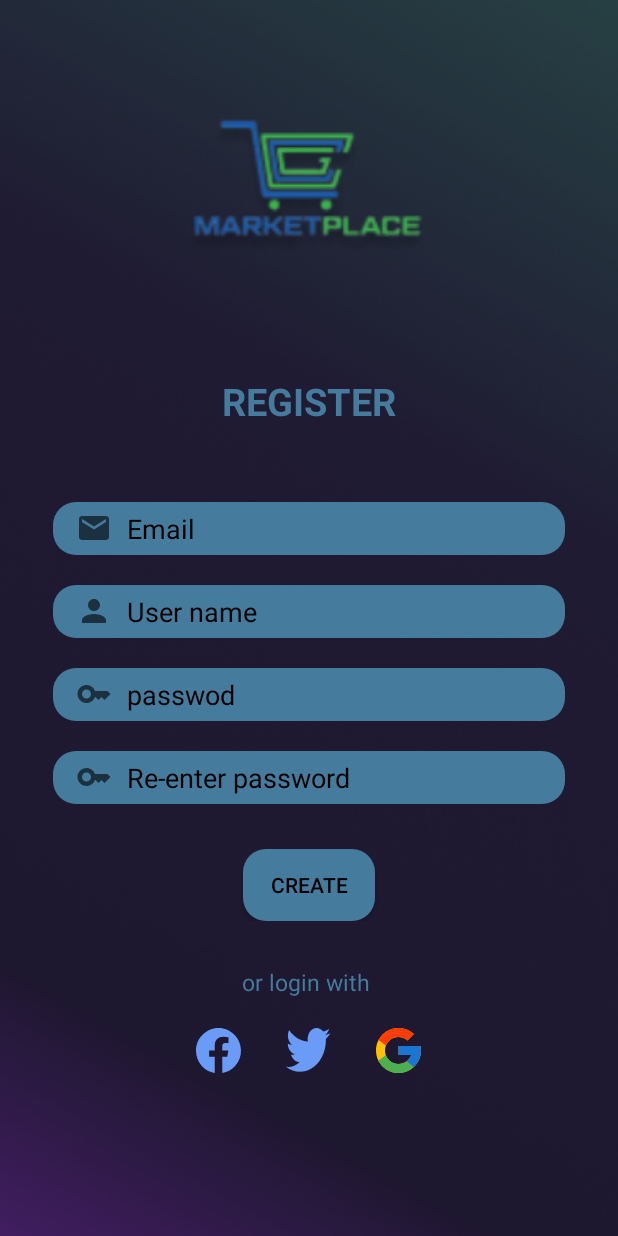
After one commit to NaufalStrict0/UI-UX-Aplikasi-Mobile, an Android app: the layout activity_register.xml on its own in the app's theme, with its tools: preview values and no code run, on a phone screen of 412 x 824 dp. The commit adds this screen. Run offline under Robolectric (Android 15) with nearby library versions, the phone set to English and light mode, and no system bars.

Commit message:
Update activity_register

```diff
--- a/app/src/main/res/layout/activity_profile.xml
+++ b/app/src/main/res/layout/activity_profile.xml
@@ -6,7 +6,7 @@
     android:layout_height="match_parent"
     android:orientation="vertical"
     android:background="@drawable/agheto"
-    tools:context=".DashboardActivity">
+    tools:context=".MainActivity">
 
     <LinearLayout
         android:orientation="horizontal"
--- /dev/null
+++ b/app/src/main/res/layout/activity_register.xml
@@ -0,0 +1,142 @@
+<?xml version="1.0" encoding="utf-8"?>
+<LinearLayout
+    xmlns:android="http://schemas.android.com/apk/res/android"
+    xmlns:tools="http://schemas.android.com/tools"
+    xmlns:app="http://schemas.android.com/apk/res-auto"
+    android:layout_width="match_parent"
+    android:layout_height="match_parent"
+    android:orientation="vertical"
+    android:background="@drawable/name"
+    tools:context=".MainActivity">
+
+    <LinearLayout
+        android:gravity="center"
+        android:layout_width="match_parent"
+        android:layout_height="250dp">
+        <ImageView
+            android:layout_marginTop="0dp"
+            android:src="@drawable/logologin"
+            android:layout_height="300dp"
+            android:layout_width="300dp"/>
+    </LinearLayout>
+
+
+
+
+    <LinearLayout
+        android:orientation="vertical"
+        android:layout_width="match_parent"
+        android:layout_height="wrap_content">
+
+        <TextView
+            android:textColor="#457b9d"
+            android:textStyle="bold"
+            android:textSize="25dp"
+            android:gravity="center"
+            android:text="REGISTER"
+            android:layout_height="wrap_content"
+            android:layout_width="match_parent"/>
+
+        <EditText
+            android:drawableStart="@drawable/email"
+            android:paddingLeft="15dp"
+            android:drawablePadding="10dp"
+            android:textColorHint="@color/black"
+            android:hint="Email"
+            android:layout_marginTop="50dp"
+            android:background="@drawable/kolomedit"
+            android:layout_marginLeft="35dp"
+            android:layout_marginRight="35dp"
+            android:layout_height="35dp"
+            android:layout_width="match_parent"/>
+
+        <EditText
+            android:drawableStart="@drawable/user"
+            android:paddingLeft="15dp"
+            android:drawablePadding="10dp"
+            android:textColorHint="@color/black"
+            android:hint="User name"
+            android:layout_marginTop="20dp"
+            android:background="@drawable/kolomedit"
+            android:layout_marginLeft="35dp"
+            android:layout_marginRight="35dp"
+            android:layout_height="35dp"
+            android:layout_width="match_parent"/>
+
+        <EditText
+            android:drawableStart="@drawable/key"
+            android:paddingLeft="15dp"
+            android:drawablePadding="10dp"
+            android:textColorHint="@color/black"
+            android:hint="passwod"
+            android:layout_marginTop="20dp"
+            android:background="@drawable/kolomedit"
+            android:layout_marginLeft="35dp"
+            android:layout_marginRight="35dp"
+            android:layout_height="35dp"
+            android:layout_width="match_parent"/>
+
+        <EditText
+            android:drawableStart="@drawable/key"
+            android:paddingLeft="15dp"
+            android:drawablePadding="10dp"
+            android:textColorHint="@color/black"
+            android:hint="Re-enter password"
+            android:layout_marginTop="20dp"
+            android:background="@drawable/kolomedit"
+            android:layout_marginLeft="35dp"
+            android:layout_marginRight="35dp"
+            android:layout_height="35dp"
+            android:layout_width="match_parent"/>
+    </LinearLayout>
+
+    <LinearLayout
+        android:layout_marginTop="30dp"
+        android:gravity="center"
+        android:layout_height="wrap_content"
+        android:layout_width="match_parent">
+        <Button
+            android:textColor="@color/black"
+            android:text="CREATE"
+            android:background="@drawable/kolomedit"
+            android:layout_width="wrap_content"
+            android:layout_height="wrap_content"/>
+    </LinearLayout>
+    <LinearLayout
+
+        android:layout_height="wrap_content"
+        android:layout_width="match_parent">
+        <TextView
+            android:layout_marginTop="30dp"
+            android:gravity="center"
+            android:textSize="15dp"
+            android:textColor="#457b9d"
+            android:text="or login with "
+            android:layout_width="match_parent"
+            android:layout_height="wrap_content"/>
+    </LinearLayout>
+
+    <LinearLayout
+        android:layout_gravity="center"
+        android:orientation="horizontal"
+        android:layout_height="wrap_content"
+        android:layout_width="wrap_content">
+        <Button
+            android:layout_marginRight="30dp"
+            android:layout_marginTop="20dp"
+            android:background="@drawable/facebook"
+            android:layout_width="30dp"
+            android:layout_height="30dp"/>
+        <Button
+            android:layout_marginTop="20dp"
+            android:background="@drawable/twiterr"
+            android:layout_width="30dp"
+            android:layout_height="30dp"/>
+        <Button
+            android:layout_marginLeft="30dp"
+            android:layout_marginTop="20dp"
+            android:background="@drawable/ic_group_2"
+            android:layout_width="30dp"
+            android:layout_height="30dp"/>
+    </LinearLayout>
+</LinearLayout>
```
